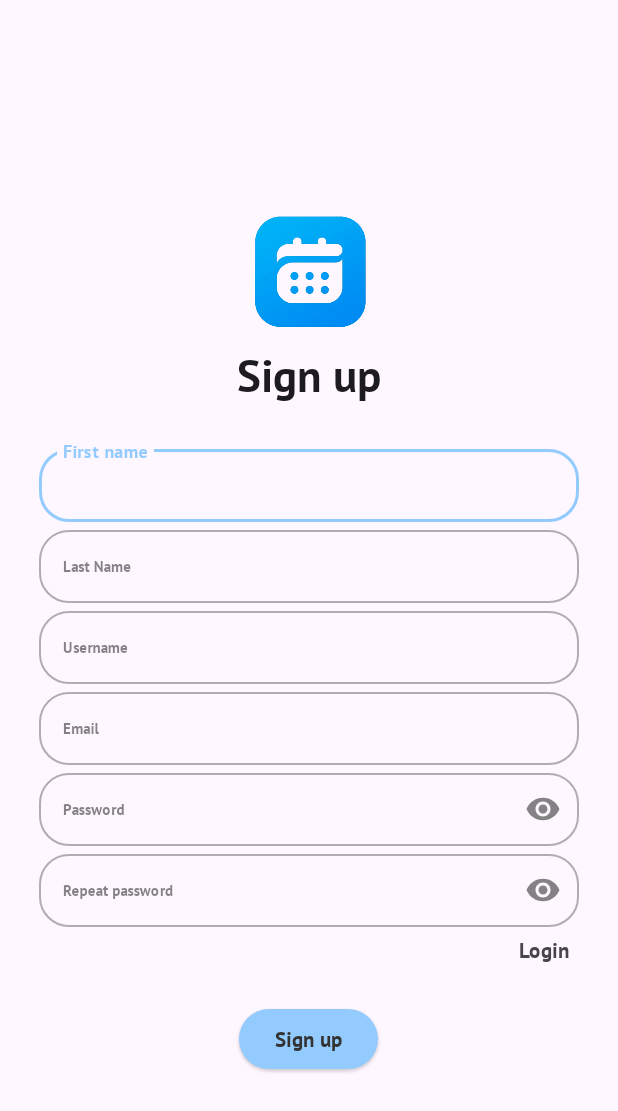
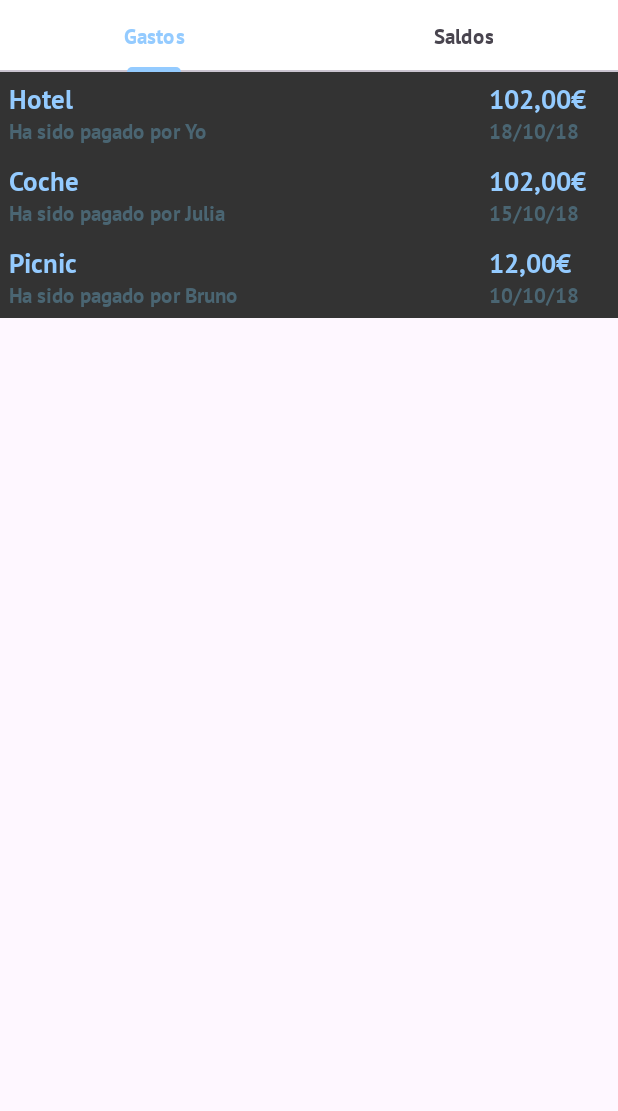
Before and after one commit to armandorgr/BudgetBuddy, an Android app: the screen it shows after launch (MainActivity), after a tap on "Sign up", on a phone screen of 412 x 824 dp. Shown: the top 1111 px of the screen. Run offline under Robolectric (Android 15) with nearby library versions, the phone set to English and light mode, and no system bars; our stand-ins replace Dagger/Hilt's generated code, Firebase (no records; nobody signed in at launch, a user with empty details on screens opened directly); 2 other taps on this screen came first.

Commit message:
diseños nuevos aplicados

```diff
--- a/app/build.gradle.kts
+++ b/app/build.gradle.kts
@@ -39,11 +39,13 @@ android {
 
     buildFeatures{
         dataBinding = true
+        viewBinding = true
     }
 }
 
 dependencies {
     val lottieVersion = "6.3.0"
+    implementation("androidx.viewpager2:viewpager2:1.0.0")
     implementation("com.google.firebase:firebase-auth-ktx:22.3.1")
     implementation("com.google.android.gms:play-services-auth:20.7.0")
     implementation("com.airbnb.android:lottie:$lottieVersion")
--- /dev/null
+++ b/app/src/main/java/com/example/budgetbuddy/adapters/tab/DetailsMenuAdapter.kt
@@ -0,0 +1,26 @@
+package com.example.budgetbuddy.adapters.tab
+
+import androidx.fragment.app.Fragment
+import androidx.fragment.app.FragmentManager
+import androidx.lifecycle.Lifecycle
+import androidx.viewpager2.adapter.FragmentStateAdapter
+import com.example.budgetbuddy.R
+import com.example.budgetbuddy.fragments.GastosFragment
+import com.example.budgetbuddy.fragments.SaldosFragment
+
+val DETAILS_TABS_PAIR = listOf(
+    R.string.Gastos,
+    R.string.saldos
+)
+
+
+class DetailsMenuAdapter(fragmentManager: FragmentManager, lifecycle: Lifecycle) :
+    FragmentStateAdapter(fragmentManager, lifecycle) {
+    override fun getItemCount(): Int {
+        return DETAILS_TABS_PAIR.size
+    }
+
+    override fun createFragment(position: Int): Fragment {
+        return if (position == 0) GastosFragment() else SaldosFragment()
+    }
+}
--- /dev/null
+++ b/app/src/main/java/com/example/budgetbuddy/fragments/DetailsFragment.kt
@@ -0,0 +1,40 @@
+package com.example.budgetbuddy.fragments
+
+import android.os.Bundle
+import android.util.Log
+import androidx.fragment.app.Fragment
+import android.view.LayoutInflater
+import android.view.View
+import android.view.ViewGroup
+import androidx.viewpager2.widget.ViewPager2
+import com.example.budgetbuddy.R
+import com.example.budgetbuddy.adapters.tab.DETAILS_TABS_PAIR
+import com.example.budgetbuddy.adapters.tab.DetailsMenuAdapter
+import com.example.budgetbuddy.databinding.FragmentDetailsBinding
+import com.google.android.material.tabs.TabLayout
+import com.google.android.material.tabs.TabLayoutMediator
+
+
+class DetailsFragment : Fragment() {
+    private lateinit var binding: FragmentDetailsBinding
+    override fun onViewCreated(view: View, savedInstanceState: Bundle?) {
+        super.onViewCreated(view, savedInstanceState)
+        binding = FragmentDetailsBinding.bind(view)
+        val viewPager = binding.viewPager
+        val tabLayout = binding.tabLayout
+        val adapter = DetailsMenuAdapter(parentFragmentManager, lifecycle)
+        viewPager.adapter = adapter
+
+        TabLayoutMediator(tabLayout, viewPager) { tab, position ->
+            tab.text = resources.getString(DETAILS_TABS_PAIR[position])
+        }.attach()
+    }
+
+    override fun onCreateView(
+        inflater: LayoutInflater, container: ViewGroup?,
+        savedInstanceState: Bundle?
+    ): View? {
+        return inflater.inflate(R.layout.fragment_details, container, false)
+    }
+
+}
--- /dev/null
+++ b/app/src/main/java/com/example/budgetbuddy/fragments/GastosFragment.kt
@@ -0,0 +1,60 @@
+package com.example.budgetbuddy.fragments
+
+import android.os.Bundle
+import androidx.fragment.app.Fragment
+import android.view.LayoutInflater
+import android.view.View
+import android.view.ViewGroup
+import com.example.budgetbuddy.R
+
+// TODO: Rename parameter arguments, choose names that match
+// the fragment initialization parameters, e.g. ARG_ITEM_NUMBER
+private const val ARG_PARAM1 = "param1"
+private const val ARG_PARAM2 = "param2"
+
+/**
+ * A simple [Fragment] subclass.
+ * Use the [GastosFragment.newInstance] factory method to
+ * create an instance of this fragment.
+ */
+class GastosFragment : Fragment() {
+    // TODO: Rename and change types of parameters
+    private var param1: String? = null
+    private var param2: String? = null
+
+    override fun onCreate(savedInstanceState: Bundle?) {
+        super.onCreate(savedInstanceState)
+        arguments?.let {
+            param1 = it.getString(ARG_PARAM1)
+            param2 = it.getString(ARG_PARAM2)
+        }
+    }
+
+    override fun onCreateView(
+        inflater: LayoutInflater, container: ViewGroup?,
+        savedInstanceState: Bundle?
+    ): View? {
+        // Inflate the layout for this fragment
+        return inflater.inflate(R.layout.fragment_gastos, container, false)
+    }
+
+    companion object {
+        /**
+         * Use this factory method to create a new instance of
+         * this fragment using the provided parameters.
+         *
+         * @param param1 Parameter 1.
+         * @param param2 Parameter 2.
+         * @return A new instance of fragment GastosFragment.
+         */
+        // TODO: Rename and change types and number of parameters
+        @JvmStatic
+        fun newInstance(param1: String, param2: String) =
+            GastosFragment().apply {
+                arguments = Bundle().apply {
+                    putString(ARG_PARAM1, param1)
+                    putString(ARG_PARAM2, param2)
+                }
+            }
+    }
+}
--- a/app/src/main/java/com/example/budgetbuddy/fragments/RegisterFragment.kt
+++ b/app/src/main/java/com/example/budgetbuddy/fragments/RegisterFragment.kt
@@ -33,10 +33,8 @@ class RegisterFragment : Fragment() {
         val view = binding.root
         binding.viewmodel = viewModel
         binding.lifecycleOwner = this
-
         view.findViewById<TextView>(R.id.textViewLogin).setOnClickListener(Navigation.createNavigateOnClickListener(R.id.nav_register_to_login))
         prepareBinding(binding)
-
         return view
     }
 
--- /dev/null
+++ b/app/src/main/java/com/example/budgetbuddy/fragments/SaldosFragment.kt
@@ -0,0 +1,60 @@
+package com.example.budgetbuddy.fragments
+
+import android.os.Bundle
+import androidx.fragment.app.Fragment
+import android.view.LayoutInflater
+import android.view.View
+import android.view.ViewGroup
+import com.example.budgetbuddy.R
+
+// TODO: Rename parameter arguments, choose names that match
+// the fragment initialization parameters, e.g. ARG_ITEM_NUMBER
+private const val ARG_PARAM1 = "param1"
+private const val ARG_PARAM2 = "param2"
+
+/**
+ * A simple [Fragment] subclass.
+ * Use the [SaldosFragment.newInstance] factory method to
+ * create an instance of this fragment.
+ */
+class SaldosFragment : Fragment() {
+    // TODO: Rename and change types of parameters
+    private var param1: String? = null
+    private var param2: String? = null
+
+    override fun onCreate(savedInstanceState: Bundle?) {
+        super.onCreate(savedInstanceState)
+        arguments?.let {
+            param1 = it.getString(ARG_PARAM1)
+            param2 = it.getString(ARG_PARAM2)
+        }
+    }
+
+    override fun onCreateView(
+        inflater: LayoutInflater, container: ViewGroup?,
+        savedInstanceState: Bundle?
+    ): View? {
+        // Inflate the layout for this fragment
+        return inflater.inflate(R.layout.fragment_saldos, container, false)
+    }
+
+    companion object {
+        /**
+         * Use this factory method to create a new instance of
+         * this fragment using the provided parameters.
+         *
+         * @param param1 Parameter 1.
+         * @param param2 Parameter 2.
+         * @return A new instance of fragment SaldosFragment.
+         */
+        // TODO: Rename and change types and number of parameters
+        @JvmStatic
+        fun newInstance(param1: String, param2: String) =
+            SaldosFragment().apply {
+                arguments = Bundle().apply {
+                    putString(ARG_PARAM1, param1)
+                    putString(ARG_PARAM2, param2)
+                }
+            }
+    }
+}
--- /dev/null
+++ b/app/src/main/res/layout/fragment_details.xml
@@ -0,0 +1,28 @@
+<?xml version="1.0" encoding="utf-8"?>
+<FrameLayout xmlns:android="http://schemas.android.com/apk/res/android"
+    xmlns:tools="http://schemas.android.com/tools"
+    android:layout_width="match_parent"
+    android:layout_height="match_parent"
+    xmlns:app="http://schemas.android.com/apk/res-auto"
+    tools:context=".fragments.DetailsFragment">
+
+    <androidx.constraintlayout.widget.ConstraintLayout
+        android:layout_width="match_parent"
+        android:layout_height="match_parent"
+        android:orientation="vertical">
+
+        <com.google.android.material.tabs.TabLayout
+            android:id="@+id/tabLayout"
+            android:layout_width="match_parent"
+            android:layout_height="wrap_content"
+            app:layout_constraintTop_toTopOf="parent"
+            app:tabMode="fixed" />
+
+        <androidx.viewpager2.widget.ViewPager2
+            android:id="@+id/viewPager"
+            android:layout_width="match_parent"
+            android:layout_height="0dp"
+            app:layout_constraintBottom_toBottomOf="parent"
+            app:layout_constraintTop_toBottomOf="@+id/tabLayout" />
+    </androidx.constraintlayout.widget.ConstraintLayout>
+</FrameLayout>
--- /dev/null
+++ b/app/src/main/res/layout/fragment_gastos.xml
@@ -0,0 +1,190 @@
+<?xml version="1.0" encoding="utf-8"?>
+<FrameLayout xmlns:android="http://schemas.android.com/apk/res/android"
+    xmlns:tools="http://schemas.android.com/tools"
+    android:layout_width="match_parent"
+    android:layout_height="match_parent"
+    tools:context=".fragments.GastosFragment">
+
+    <LinearLayout
+        android:layout_width="match_parent"
+        android:layout_height="match_parent"
+        android:orientation="vertical">
+
+        <LinearLayout
+            android:layout_width="match_parent"
+            android:layout_height="wrap_content"
+            android:orientation="horizontal"
+            android:padding="@dimen/margin_small"
+            android:background="@color/md_theme_light_onSurface"
+            android:baselineAligned="false">
+
+            <LinearLayout
+                android:layout_width="match_parent"
+                android:layout_height="match_parent"
+                android:layout_weight="0.2"
+                android:orientation="vertical">
+
+                <TextView
+                    android:id="@+id/textView"
+                    android:layout_width="match_parent"
+                    android:layout_height="wrap_content"
+                    android:text="Hotel"
+                    android:textColor="@color/md_theme_light_primary"
+                    android:textStyle="bold"
+                    android:textSize="18sp"
+                    />
+
+                <TextView
+                    android:id="@+id/textView3"
+                    android:layout_width="match_parent"
+                    android:layout_height="wrap_content"
+                    android:text="Ha sido pagado por Yo"
+                    android:textColor="@color/dark_theme_secondary"
+                    android:textSize="14sp"
+                    />
+            </LinearLayout>
+
+            <LinearLayout
+                android:layout_width="match_parent"
+                android:layout_height="match_parent"
+                android:layout_weight="0.8"
+                android:orientation="vertical">
+
+                <TextView
+                    android:id="@+id/textVi4"
+                    android:layout_width="match_parent"
+                    android:layout_height="wrap_content"
+                    android:text="102,00€"
+                    android:textColor="@color/md_theme_light_primary"
+                    android:textStyle="bold"
+                    android:textSize="18sp"
+                    />
+
+                <TextView
+                    android:id="@+id/textView5j"
+                    android:layout_width="match_parent"
+                    android:layout_height="wrap_content"
+                    android:text="18/10/18"
+                    android:textColor="@color/dark_theme_secondary"
+                    android:textSize="14sp"/>
+            </LinearLayout>
+        </LinearLayout>
+        <LinearLayout
+            android:layout_width="match_parent"
+            android:layout_height="wrap_content"
+            android:orientation="horizontal"
+            android:padding="@dimen/margin_small"
+            android:background="@color/md_theme_light_onSurface">
+
+            <LinearLayout
+                android:layout_width="match_parent"
+                android:layout_height="match_parent"
+                android:layout_weight="0.2"
+                android:orientation="vertical">
+
+                <TextView
+                    android:id="@+id/textView2"
+                    android:layout_width="match_parent"
+                    android:layout_height="wrap_content"
+                    android:text="Coche"
+                    android:textColor="@color/md_theme_light_primary"
+                    android:textStyle="bold"
+                    android:textSize="18sp"
+                    />
+
+                <TextView
+                    android:id="@+id/textView4"
+                    android:layout_width="match_parent"
+                    android:layout_height="wrap_content"
+                    android:text="Ha sido pagado por Julia"
+                    android:textColor="@color/dark_theme_secondary"
+                    android:textSize="14sp"
+                    />
+            </LinearLayout>
+
+            <LinearLayout
+                android:layout_width="match_parent"
+                android:layout_height="match_parent"
+                android:layout_weight="0.8"
+                android:orientation="vertical">
+
+                <TextView
+                    android:id="@+id/textView5"
+                    android:layout_width="match_parent"
+                    android:layout_height="wrap_content"
+                    android:text="102,00€"
+                    android:textColor="@color/md_theme_light_primary"
+                    android:textStyle="bold"
+                    android:textSize="18sp"
+                    />
+
+                <TextView
+                    android:id="@+id/textView6"
+                    android:layout_width="match_parent"
+                    android:layout_height="wrap_content"
+                    android:text="15/10/18"
+                    android:textColor="@color/dark_theme_secondary"
+                    android:textSize="14sp"/>
+            </LinearLayout>
+        </LinearLayout>
+        <LinearLayout
+            android:layout_width="match_parent"
+            android:layout_height="wrap_content"
+            android:orientation="horizontal"
+            android:padding="@dimen/margin_small"
+            android:background="@color/md_theme_light_onSurface">
+
+            <LinearLayout
+                android:layout_width="match_parent"
+                android:layout_height="match_parent"
+                android:layout_weight="0.2"
+                android:orientation="vertical">
+
+                <TextView
+                    android:id="@+id/textVie"
+                    android:layout_width="match_parent"
+                    android:layout_height="wrap_content"
+                    android:text="Picnic"
+                    android:textColor="@color/md_theme_light_primary"
+                    android:textStyle="bold"
+                    android:textSize="18sp"
+                    />
+
+                <TextView
+                    android:id="@+id/textView12"
+                    android:layout_width="match_parent"
+                    android:layout_height="wrap_content"
+                    android:text="Ha sido pagado por Bruno"
+                    android:textColor="@color/dark_theme_secondary"
+                    android:textSize="14sp"
+                    />
+            </LinearLayout>
+
+            <LinearLayout
+                android:layout_width="match_parent"
+                android:layout_height="match_parent"
+                android:layout_weight="0.8"
+                android:orientation="vertical">
+
+                <TextView
+                    android:id="@+id/textVie4"
+                    android:layout_width="match_parent"
+                    android:layout_height="wrap_content"
+                    android:text="12,00€"
+                    android:textColor="@color/md_theme_light_primary"
+                    android:textStyle="bold"
+                    android:textSize="18sp"
+                    />
+
+                <TextView
+                    android:id="@+id/textView50"
+                    android:layout_width="match_parent"
+                    android:layout_height="wrap_content"
+                    android:text="10/10/18"
+                    android:textColor="@color/dark_theme_secondary"
+                    android:textSize="14sp"/>
+            </LinearLayout>
+        </LinearLayout>
+    </LinearLayout>
+
+</FrameLayout>
--- /dev/null
+++ b/app/src/main/res/layout/fragment_saldos.xml
@@ -0,0 +1,69 @@
+<?xml version="1.0" encoding="utf-8"?>
+<FrameLayout xmlns:android="http://schemas.android.com/apk/res/android"
+    xmlns:tools="http://schemas.android.com/tools"
+    android:layout_width="match_parent"
+    android:layout_height="match_parent"
+    tools:context=".fragments.SaldosFragment">
+
+    <LinearLayout
+        android:layout_width="match_parent"
+        android:layout_height="wrap_content"
+        android:orientation="vertical">
+
+        <LinearLayout
+            android:layout_width="match_parent"
+            android:layout_height="match_parent"
+            android:orientation="horizontal"
+            android:padding="@dimen/margin_small">
+
+            <TextView
+                android:id="@+id/textView7"
+                android:layout_width="wrap_content"
+                android:layout_height="wrap_content"
+                android:layout_weight="0.5"
+                android:textAlignment="textEnd"
+                android:textStyle="bold"
+                android:textSize="18sp"
+                android:padding="@dimen/margin_small"
+                android:text="Alex(Yo)" />
+
+            <TextView
+                android:id="@+id/textView8"
+                android:layout_width="wrap_content"
+                android:layout_height="wrap_content"
+                android:layout_weight="0.5"
+                android:textSize="18sp"
+                android:padding="@dimen/margin_small"
+                android:background="@color/md_theme_light_primary"
+                android:text="+67,35€" />
+        </LinearLayout>
+        <LinearLayout
+            android:layout_width="match_parent"
+            android:layout_height="match_parent"
+            android:orientation="horizontal"
+            android:padding="@dimen/margin_small">
+
+            <TextView
+                android:id="@+id/textView80"
+                android:layout_width="wrap_content"
+                android:layout_height="wrap_content"
+                android:layout_weight="0.5"
+                android:textSize="18sp"
+                android:textAlignment="textEnd"
+                android:padding="@dimen/margin_small"
+                android:background="@color/md_theme_light_error"
+                android:text="-27,35€" />
+            <TextView
+                android:id="@+id/textVie"
+                android:layout_width="wrap_content"
+                android:layout_height="wrap_content"
+                android:layout_weight="0.5"
+                android:textAlignment="textStart"
+                android:textStyle="bold"
+                android:padding="@dimen/margin_small"
+                android:textSize="18sp"
+                android:text="Bruno" />
+        </LinearLayout>
+    </LinearLayout>
+
+</FrameLayout>
--- a/app/src/main/res/navigation/login_navigation.xml
+++ b/app/src/main/res/navigation/login_navigation.xml
@@ -13,10 +13,17 @@
         tools:layout="@layout/fragment_login">
         <action
             android:id="@+id/nav_login_to_register"
-            app:destination="@+id/nav_register"
+            app:destination="@+id/nav_details"
             app:enterAnim="@android:anim/slide_in_left"
             app:exitAnim="@android:anim/slide_out_right"
             app:popUpTo="@+id/nav_login" />
+    </fragment>
+
+    <fragment
+        android:id="@+id/nav_details"
+        android:name="com.example.budgetbuddy.fragments.DetailsFragment"
+        android:label="Details"
+        tools:layout="@layout/fragment_details">
     </fragment>
 
     <fragment
--- a/app/src/main/res/values/strings.xml
+++ b/app/src/main/res/values/strings.xml
@@ -13,4 +13,8 @@
     <string name="forgot_password">Forgot password?</string>
     <string name="contrasena">Proyecto1234</string>
     <string name="default_web_client_id">366242925352-8d4o893bvr01ohv68gu7li0m4semlkrp.apps.googleusercontent.com</string>
+    <string name="saldos">Saldos</string>
+    <string name="Gastos">Gastos</string>
+    <!-- TODO: Remove or change this placeholder text -->
+    <string name="hello_blank_fragment">Hello blank fragment</string>
 </resources>
```
